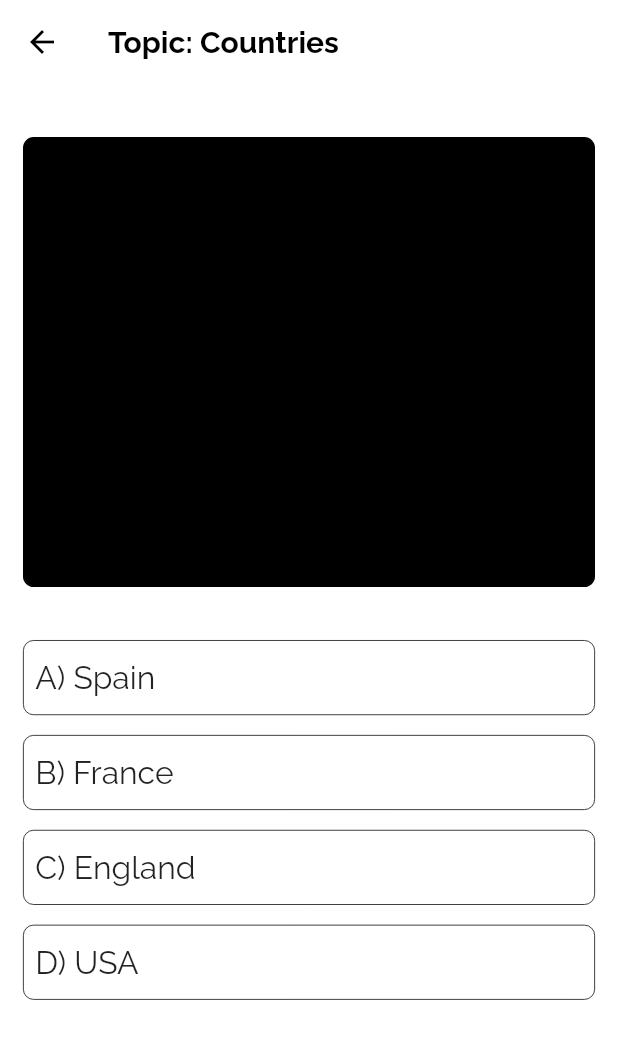
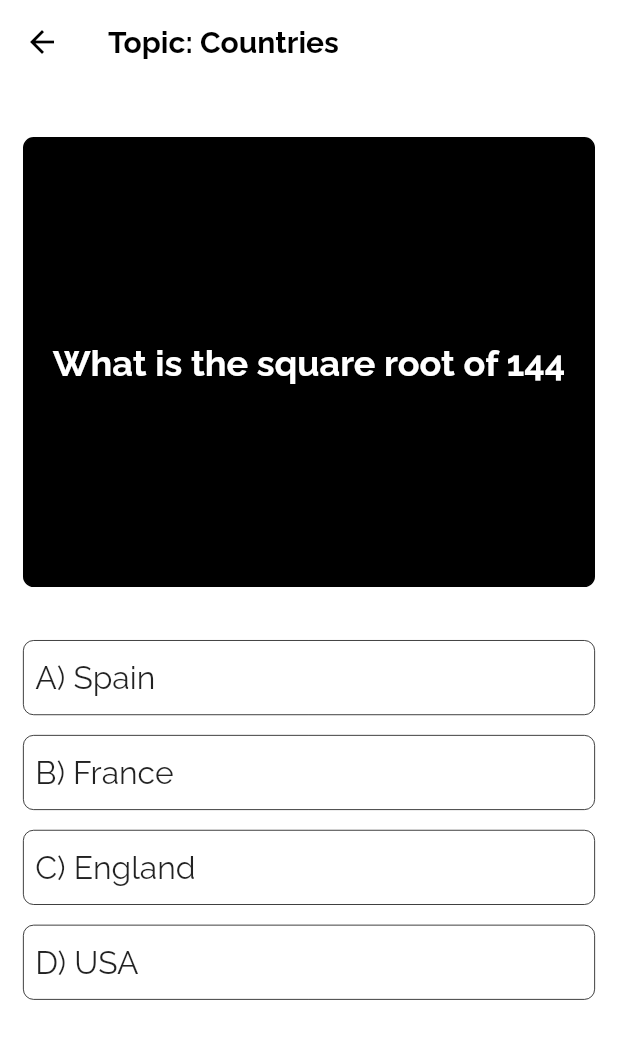
Before and after one commit to TheAbror/iq_app, a Flutter app: the TakeIQTest screen opened by its route, on a phone screen of 412 x 824 dp. Shown: the top 1039 px of the screen. Run offline on Flutter 3.47's test engine with Material 2 defaults, Android fonts, the light colour scheme and no system bars; our stand-ins replace flutter_bloc, flutter_neumorphic, flutter_screenutil, flutter_svg, shared_preferences; accounts and stored records are empty.

Commit message:
added questions

```diff
--- a/lib/ui/home_page/tabs/take_iq_test_page.dart
+++ b/lib/ui/home_page/tabs/take_iq_test_page.dart
@@ -8,6 +8,21 @@ class TakeIQTest extends StatefulWidget {
   State<TakeIQTest> createState() => _TakeIQTestState();
 }
 
+List<String> myList = [
+  'What is the square root of 144',
+  'What is the next number in the sequence: 1, 4, 9, 16, 25, ___?',
+  'What is the capital city of Australia?',
+  'If a train travels at a speed of 60 mph for 2 hours, how far has it traveled?',
+  'What is the chemical symbol for gold?',
+  'Which planet in our solar system is known as the “Red Planet”?',
+  'What is the largest mammal in the world?',
+  'What is the smallest country in the world by land area?',
+  'Who wrote the novel “To Kill a Mockingbird”?',
+  'Which year did World War II end?',
+];
+
+int counter = 0;
+
 class _TakeIQTestState extends State<TakeIQTest> {
   @override
   Widget build(BuildContext context) {
@@ -16,9 +31,7 @@ class _TakeIQTestState extends State<TakeIQTest> {
       appBar: AppBar(
         backgroundColor: Colors.white,
         elevation: 0,
-        leading: const BackButton(
-          color: Colors.black, // <-- SEE HERE
-        ),
+        leading: const BackButton(color: Colors.black),
         title: const Text(
           'Topic: Countries',
           style: TextStyle(
@@ -41,11 +54,29 @@ class _TakeIQTestState extends State<TakeIQTest> {
                 borderRadius: BorderRadius.circular(8.r),
                 border: Border.all(),
               ),
+              child: Center(
+                child: Text(
+                  myList[counter],
+                  style: const TextStyle(
+                    color: Colors.white,
+                    fontWeight: FontWeight.bold,
+                    fontSize: 24,
+                  ),
+                  textAlign: TextAlign.center,
+                ),
+              ),
             ),
             SizedBox(height: 40.h),
-            const AnwerItem(
+            AnwerItem(
               letter: 'A) ',
               text: 'Spain',
+              onTap: () {
+                if (counter + 1 < myList.length) {
+                  setState(() {
+                    counter++;
+                  });
+                }
+              },
             ),
             const AnwerItem(
               letter: 'B) ',
@@ -69,16 +100,20 @@ class _TakeIQTestState extends State<TakeIQTest> {
 class AnwerItem extends StatelessWidget {
   final String letter;
   final String text;
+  final VoidCallback? onTap;
 
   const AnwerItem({
     Key? key,
     required this.letter,
     required this.text,
+    this.onTap,
   }) : super(key: key);
 
   @override
   Widget build(BuildContext context) {
-    return Container(
+    return GestureDetector(
+      onTap: onTap,
+      child: Container(
         height: 50,
         width: double.infinity,
         margin: EdgeInsets.only(left: 16.w, right: 16.w, bottom: 15.h),
@@ -103,6 +138,7 @@ class AnwerItem extends StatelessWidget {
             ),
           ],
         ),
+      ),
     );
   }
 }
```
Lines whose indentation alone changed are shown as unchanged.
